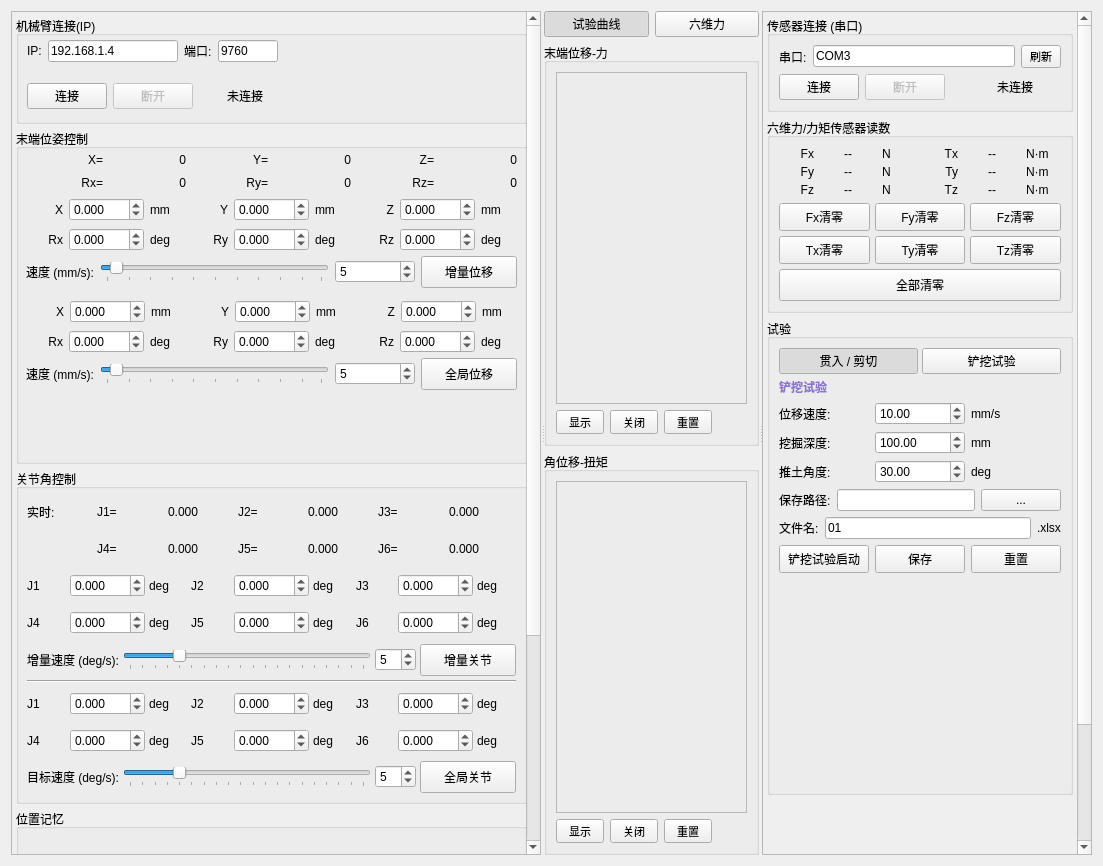
Above: apps/sensor_6_control_v3/main_window_3.ui from 617482966-lzh/robotic_arm_v1 before the change. Below: the same form after it.
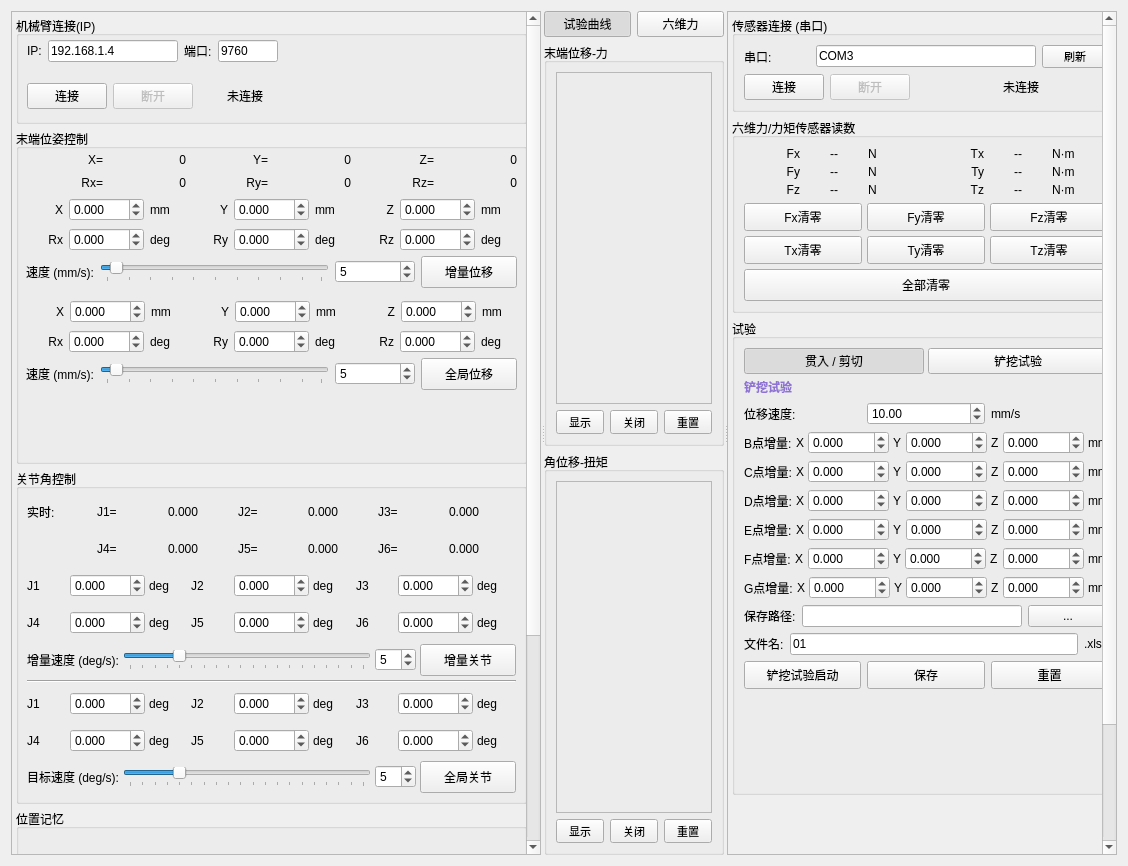
That is the form after the change. The open tabs and pages were chosen to show the change.

The edit to the form file:
```diff
--- a/apps/sensor_6_control_v3/main_window_3.ui
+++ b/apps/sensor_6_control_v3/main_window_3.ui
@@ -2816,13 +2816,13 @@
      <widget class="QScrollArea" name="sensorScrollArea">
       <property name="minimumSize">
        <size>
-        <width>330</width>
+        <width>390</width>
         <height>0</height>
        </size>
       </property>
       <property name="maximumSize">
        <size>
-        <width>370</width>
+        <width>450</width>
         <height>16777215</height>
        </size>
       </property>
@@ -2837,7 +2837,7 @@
         <rect>
          <x>0</x>
          <y>0</y>
-         <width>339</width>
+         <width>399</width>
          <height>844</height>
         </rect>
        </property>
@@ -3782,95 +3782,81 @@
                 </layout>
                </item>
                <item>
-                <layout class="QHBoxLayout" name="testShovelDepthRow">
-                 <item>
-                  <widget class="QLabel" name="testShovelDepthLabel">
-                   <property name="text">
-                    <string>挖掘深度:</string>
-                   </property>
-                  </widget>
-                 </item>
-                 <item>
-                  <widget class="QDoubleSpinBox" name="testShovelDepth">
-                   <property name="minimumSize">
-                    <size>
-                     <width>90</width>
-                     <height>0</height>
-                    </size>
-                   </property>
-                   <property name="decimals">
-                    <number>2</number>
-                   </property>
-                   <property name="minimum">
-                    <double>0.000000000000000</double>
-                   </property>
-                   <property name="maximum">
-                    <double>1000.000000000000000</double>
-                   </property>
-                   <property name="value">
-                    <double>100.000000000000000</double>
-                   </property>
-                  </widget>
-                 </item>
-                 <item>
-                  <widget class="QLabel" name="testShovelDepthUnit">
-                   <property name="minimumSize">
-                    <size>
-                     <width>40</width>
-                     <height>0</height>
-                    </size>
-                   </property>
-                   <property name="text">
-                    <string>mm</string>
-                   </property>
-                  </widget>
-                 </item>
+                <layout class="QHBoxLayout" name="testShovelBRow">
+                 <property name="spacing"><number>4</number></property>
+                 <item><widget class="QLabel" name="testShovelBLabel"><property name="text"><string>B点增量:</string></property></widget></item>
+                 <item><widget class="QLabel" name="testShovelB_XLabel"><property name="text"><string>X</string></property></widget></item>
+                 <item><widget class="QDoubleSpinBox" name="testShovelB_X"><property name="decimals"><number>3</number></property><property name="minimum"><double>-1000.000000000000000</double></property><property name="maximum"><double>1000.000000000000000</double></property></widget></item>
+                 <item><widget class="QLabel" name="testShovelB_YLabel"><property name="text"><string>Y</string></property></widget></item>
+                 <item><widget class="QDoubleSpinBox" name="testShovelB_Y"><property name="decimals"><number>3</number></property><property name="minimum"><double>-1000.000000000000000</double></property><property name="maximum"><double>1000.000000000000000</double></property></widget></item>
+                 <item><widget class="QLabel" name="testShovelB_ZLabel"><property name="text"><string>Z</string></property></widget></item>
+                 <item><widget class="QDoubleSpinBox" name="testShovelB_Z"><property name="decimals"><number>3</number></property><property name="minimum"><double>-1000.000000000000000</double></property><property name="maximum"><double>1000.000000000000000</double></property></widget></item>
+                 <item><widget class="QLabel" name="testShovelBUnit"><property name="text"><string>mm</string></property></widget></item>
                 </layout>
                </item>
                <item>
-                <layout class="QHBoxLayout" name="testShovelAngleRow">
-                 <item>
-                  <widget class="QLabel" name="testShovelAngleLabel">
-                   <property name="text">
-                    <string>推土角度:</string>
-                   </property>
-                  </widget>
-                 </item>
-                 <item>
-                  <widget class="QDoubleSpinBox" name="testShovelAngle">
-                   <property name="minimumSize">
-                    <size>
-                     <width>90</width>
-                     <height>0</height>
-                    </size>
-                   </property>
-                   <property name="decimals">
-                    <number>2</number>
-                   </property>
-                   <property name="minimum">
-                    <double>0.000000000000000</double>
-                   </property>
-                   <property name="maximum">
-                    <double>90.000000000000000</double>
-                   </property>
-                   <property name="value">
-                    <double>30.000000000000000</double>
-                   </property>
-                  </widget>
-                 </item>
-                 <item>
-                  <widget class="QLabel" name="testShovelAngleUnit">
-                   <property name="minimumSize">
-                    <size>
-                     <width>40</width>
-                     <height>0</height>
-                    </size>
-                   </property>
-                   <property name="text">
-                    <string>deg</string>
-                   </property>
-                  </widget>
-                 </item>
+                <layout class="QHBoxLayout" name="testShovelCRow">
+                 <property name="spacing"><number>4</number></property>
+                 <item><widget class="QLabel" name="testShovelCLabel"><property name="text"><string>C点增量:</string></property></widget></item>
+                 <item><widget class="QLabel" name="testShovelC_XLabel"><property name="text"><string>X</string></property></widget></item>
+                 <item><widget class="QDoubleSpinBox" name="testShovelC_X"><property name="decimals"><number>3</number></property><property name="minimum"><double>-1000.000000000000000</double></property><property name="maximum"><double>1000.000000000000000</double></property></widget></item>
+                 <item><widget class="QLabel" name="testShovelC_YLabel"><property name="text"><string>Y</string></property></widget></item>
+                 <item><widget class="QDoubleSpinBox" name="testShovelC_Y"><property name="decimals"><number>3</number></property><property name="minimum"><double>-1000.000000000000000</double></property><property name="maximum"><double>1000.000000000000000</double></property></widget></item>
+                 <item><widget class="QLabel" name="testShovelC_ZLabel"><property name="text"><string>Z</string></property></widget></item>
+                 <item><widget class="QDoubleSpinBox" name="testShovelC_Z"><property name="decimals"><number>3</number></property><property name="minimum"><double>-1000.000000000000000</double></property><property name="maximum"><double>1000.000000000000000</double></property></widget></item>
+                 <item><widget class="QLabel" name="testShovelCUnit"><property name="text"><string>mm</string></property></widget></item>
+                </layout>
+               </item>
+               <item>
+               <layout class="QHBoxLayout" name="testShovelDRow">
+                 <property name="spacing"><number>4</number></property>
+                 <item><widget class="QLabel" name="testShovelDLabel"><property name="text"><string>D点增量:</string></property></widget></item>
+                 <item><widget class="QLabel" name="testShovelD_XLabel"><property name="text"><string>X</string></property></widget></item>
+                 <item><widget class="QDoubleSpinBox" name="testShovelD_X"><property name="decimals"><number>3</number></property><property name="minimum"><double>-1000.000000000000000</double></property><property name="maximum"><double>1000.000000000000000</double></property></widget></item>
+                 <item><widget class="QLabel" name="testShovelD_YLabel"><property name="text"><string>Y</string></property></widget></item>
+                 <item><widget class="QDoubleSpinBox" name="testShovelD_Y"><property name="decimals"><number>3</number></property><property name="minimum"><double>-1000.000000000000000</double></property><property name="maximum"><double>1000.000000000000000</double></property></widget></item>
+                 <item><widget class="QLabel" name="testShovelD_ZLabel"><property name="text"><string>Z</string></property></widget></item>
+                 <item><widget class="QDoubleSpinBox" name="testShovelD_Z"><property name="decimals"><number>3</number></property><property name="minimum"><double>-1000.000000000000000</double></property><property name="maximum"><double>1000.000000000000000</double></property></widget></item>
+                 <item><widget class="QLabel" name="testShovelDUnit"><property name="text"><string>mm</string></property></widget></item>
+                </layout>
+               </item>
+               <item>
+                <layout class="QHBoxLayout" name="testShovelERow">
+                 <property name="spacing"><number>4</number></property>
+                 <item><widget class="QLabel" name="testShovelELabel"><property name="text"><string>E点增量:</string></property></widget></item>
+                 <item><widget class="QLabel" name="testShovelE_XLabel"><property name="text"><string>X</string></property></widget></item>
+                 <item><widget class="QDoubleSpinBox" name="testShovelE_X"><property name="decimals"><number>3</number></property><property name="minimum"><double>-1000.000000000000000</double></property><property name="maximum"><double>1000.000000000000000</double></property></widget></item>
+                 <item><widget class="QLabel" name="testShovelE_YLabel"><property name="text"><string>Y</string></property></widget></item>
+                 <item><widget class="QDoubleSpinBox" name="testShovelE_Y"><property name="decimals"><number>3</number></property><property name="minimum"><double>-1000.000000000000000</double></property><property name="maximum"><double>1000.000000000000000</double></property></widget></item>
+                 <item><widget class="QLabel" name="testShovelE_ZLabel"><property name="text"><string>Z</string></property></widget></item>
+                 <item><widget class="QDoubleSpinBox" name="testShovelE_Z"><property name="decimals"><number>3</number></property><property name="minimum"><double>-1000.000000000000000</double></property><property name="maximum"><double>1000.000000000000000</double></property></widget></item>
+                 <item><widget class="QLabel" name="testShovelEUnit"><property name="text"><string>mm</string></property></widget></item>
+                </layout>
+               </item>
+               <item>
+                <layout class="QHBoxLayout" name="testShovelFRow">
+                 <property name="spacing"><number>4</number></property>
+                 <item><widget class="QLabel" name="testShovelFLabel"><property name="text"><string>F点增量:</string></property></widget></item>
+                 <item><widget class="QLabel" name="testShovelF_XLabel"><property name="text"><string>X</string></property></widget></item>
+                 <item><widget class="QDoubleSpinBox" name="testShovelF_X"><property name="decimals"><number>3</number></property><property name="minimum"><double>-1000.000000000000000</double></property><property name="maximum"><double>1000.000000000000000</double></property></widget></item>
+                 <item><widget class="QLabel" name="testShovelF_YLabel"><property name="text"><string>Y</string></property></widget></item>
+                 <item><widget class="QDoubleSpinBox" name="testShovelF_Y"><property name="decimals"><number>3</number></property><property name="minimum"><double>-1000.000000000000000</double></property><property name="maximum"><double>1000.000000000000000</double></property></widget></item>
+                 <item><widget class="QLabel" name="testShovelF_ZLabel"><property name="text"><string>Z</string></property></widget></item>
+                 <item><widget class="QDoubleSpinBox" name="testShovelF_Z"><property name="decimals"><number>3</number></property><property name="minimum"><double>-1000.000000000000000</double></property><property name="maximum"><double>1000.000000000000000</double></property></widget></item>
+                 <item><widget class="QLabel" name="testShovelFUnit"><property name="text"><string>mm</string></property></widget></item>
+                </layout>
+               </item>
+               <item>
+                <layout class="QHBoxLayout" name="testShovelGRow">
+                 <property name="spacing"><number>4</number></property>
+                 <item><widget class="QLabel" name="testShovelGLabel"><property name="text"><string>G点增量:</string></property></widget></item>
+                 <item><widget class="QLabel" name="testShovelG_XLabel"><property name="text"><string>X</string></property></widget></item>
+                 <item><widget class="QDoubleSpinBox" name="testShovelG_X"><property name="decimals"><number>3</number></property><property name="minimum"><double>-1000.000000000000000</double></property><property name="maximum"><double>1000.000000000000000</double></property></widget></item>
+                 <item><widget class="QLabel" name="testShovelG_YLabel"><property name="text"><string>Y</string></property></widget></item>
+                 <item><widget class="QDoubleSpinBox" name="testShovelG_Y"><property name="decimals"><number>3</number></property><property name="minimum"><double>-1000.000000000000000</double></property><property name="maximum"><double>1000.000000000000000</double></property></widget></item>
+                 <item><widget class="QLabel" name="testShovelG_ZLabel"><property name="text"><string>Z</string></property></widget></item>
+                 <item><widget class="QDoubleSpinBox" name="testShovelG_Z"><property name="decimals"><number>3</number></property><property name="minimum"><double>-1000.000000000000000</double></property><property name="maximum"><double>1000.000000000000000</double></property></widget></item>
+                 <item><widget class="QLabel" name="testShovelGUnit"><property name="text"><string>mm</string></property></widget></item>
                 </layout>
                </item>
                <item>
```
